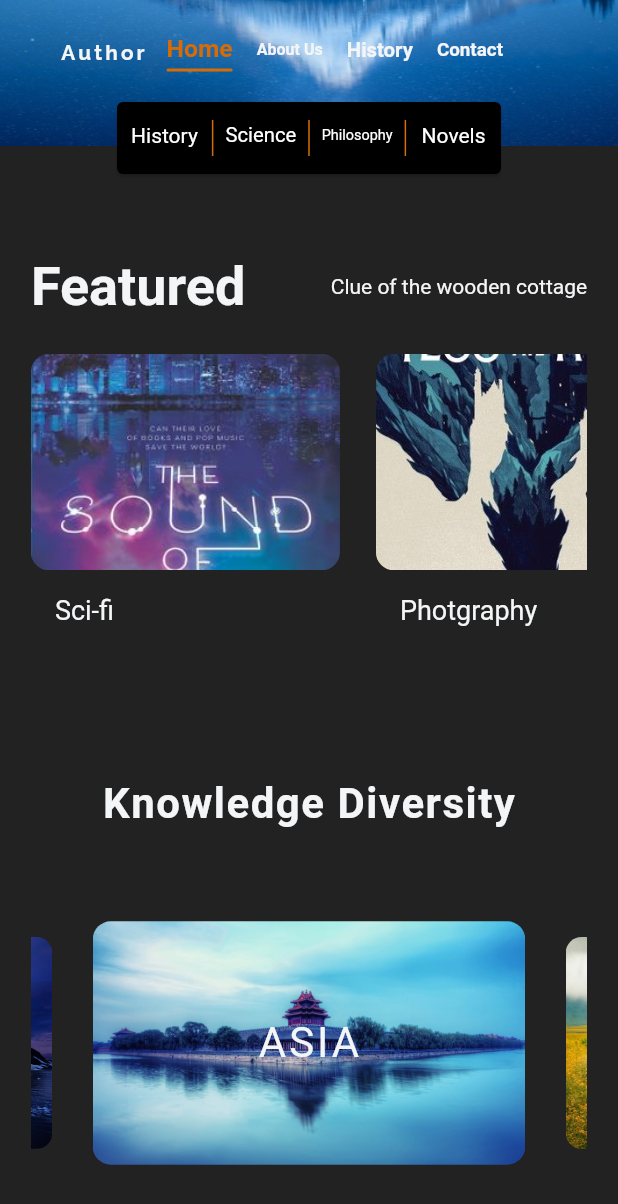
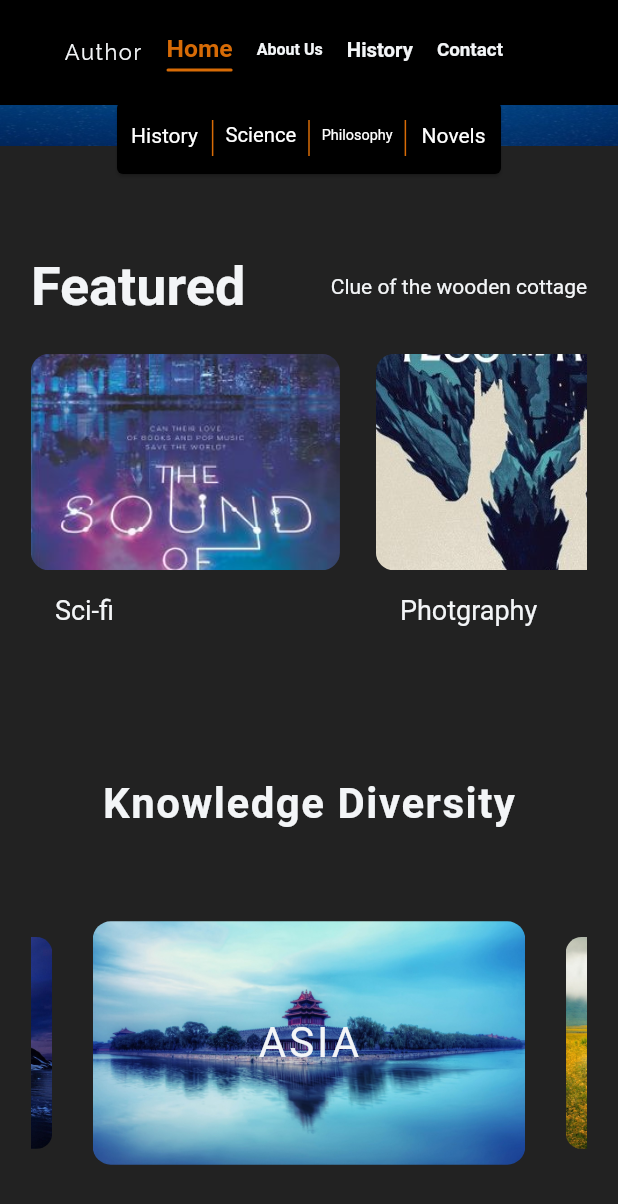
Before and after one commit to kritbovorn/code_flutter_web, a Flutter app: the screen it shows after launch, scrolled down 356 dp, on a phone screen of 412 x 824 dp. Shown: the top 1204 px of the screen. Run offline on Flutter 3.47's test engine with Material 2 defaults, Android fonts, the phone set to English and light mode, and no system bars; drawn by our look-alikes of carousel_slider; our stand-ins replace google_fonts; Roboto replaces fonts that are missing (Electrolize).

Commit message:
Set Scroll opacity

```diff
--- a/lib/screens/home_page.dart
+++ b/lib/screens/home_page.dart
@@ -21,22 +21,24 @@ class _HomePageState extends State<HomePage> {
   scrollListener() {
     setState(() {
       _scrollPosition = _scrollController.position.pixels;
+
     });
+
   }
 
   @override
   void initState() {
     super.initState();
     _scrollController.addListener(scrollListener);
+
+
   }
 
   @override
   Widget build(BuildContext context) {
     var screenSize = MediaQuery.of(context).size;
 
-    _opacity = _scrollPosition < screenSize.height * 0.4
-        ? _scrollPosition / (screenSize.height * 0.4)
-        : 1;
+    _opacity = _scrollPosition < screenSize.height * 0.4 ? _scrollPosition / (screenSize.height * 0.4) : 1;
 
     return Scaffold(
       extendBodyBehindAppBar: true,
@@ -46,6 +48,7 @@ class _HomePageState extends State<HomePage> {
         child: TopBarContent(opacity: _opacity),
       ),
       body: SingleChildScrollView(
+        controller: _scrollController,
         child: Column(
           children: [
             Stack(
--- a/lib/widgets/top_bar_content.dart
+++ b/lib/widgets/top_bar_content.dart
@@ -28,7 +28,7 @@ class _TopBarContentState extends State<TopBarContent> {
   @override
   Widget build(BuildContext context) {
     return Container(
-      color: Colors.white.withOpacity(widget.opacity),
+      color: Colors.black.withOpacity(widget.opacity),
       child: Column(
         mainAxisAlignment: MainAxisAlignment.center,
         children: [
@@ -52,9 +52,9 @@ class _TopBarContentState extends State<TopBarContent> {
                           child: Text('Author',
                               style: GoogleFonts.raleway(
                                   color: textColor,
-                                  fontSize: 20,
-                                  fontWeight: FontWeight.w700,
-                                  letterSpacing: 3)),
+                                  fontSize: 14,
+                                  fontWeight: FontWeight.w400,
+                                  letterSpacing: 1)),
                         ),
                       ),
                     )
```
